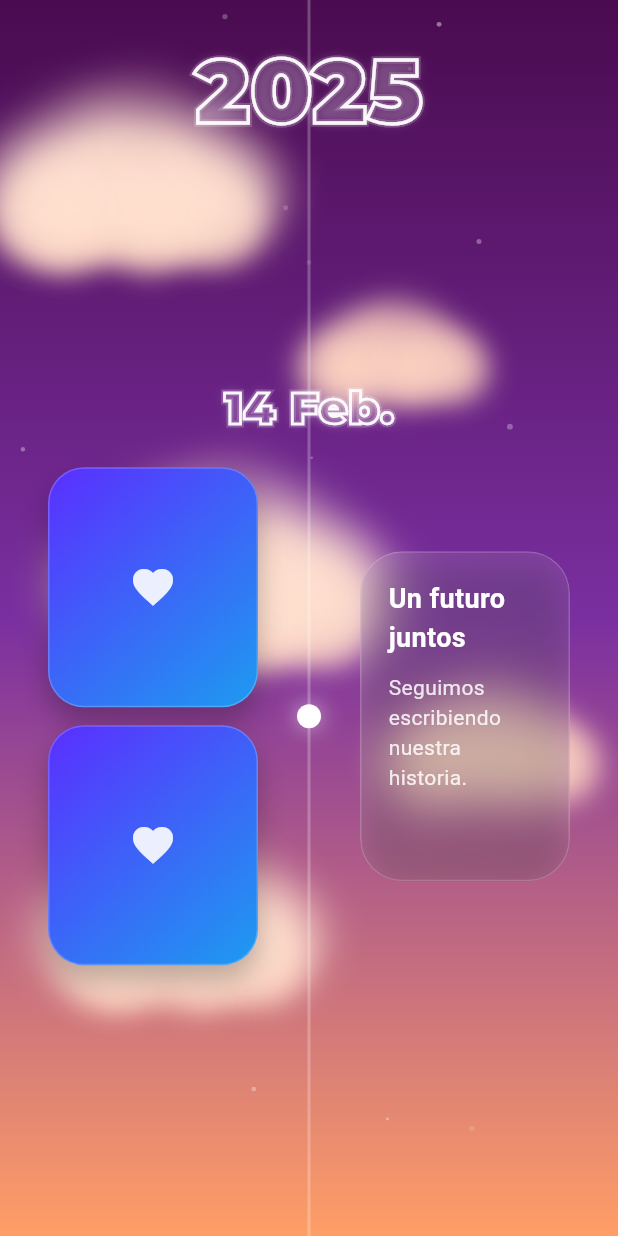
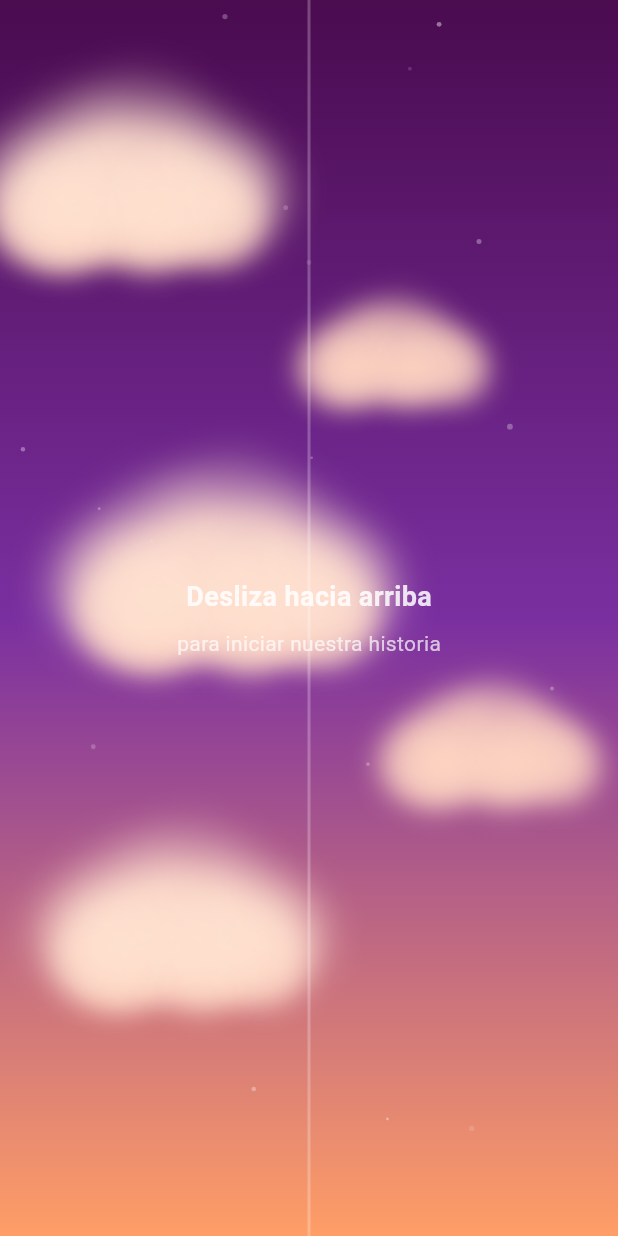
Before and after one commit to josesolMo/timeline-app, a Flutter app: the screen it shows after launch, on a phone screen of 412 x 824 dp. Run offline on Flutter 3.47's test engine with Material 3 defaults, Android fonts, the phone set to English and light mode, and no system bars; our stand-ins replace audioplayers.

Commit message:
Reproductor
- Se incluyen assets para el reproductor de musica
- Se crean los eventos, asi como una pantalla inicial para poder pasar a reproducir la musica.

```diff
--- a/nuestra_historia/lib/features/timeline/presentation/timeline_page.dart
+++ b/nuestra_historia/lib/features/timeline/presentation/timeline_page.dart
@@ -13,6 +13,7 @@ class TimelinePage extends StatefulWidget {
 
 class _TimelinePageState extends State<TimelinePage> {
   late final PageController _controller;
+  int _currentPage = 0;
 
   @override
   void initState() {
@@ -31,8 +32,9 @@ class _TimelinePageState extends State<TimelinePage> {
       return 0;
     }
     final page = _controller.page ?? _controller.initialPage.toDouble();
+    final timelinePage = (page - 1).clamp(0.0, timelineEvents.length.toDouble());
     final maxIndex = (timelineEvents.length - 1).clamp(1, 9999);
-    return (page / maxIndex).clamp(0.0, 1.0);
+    return (timelinePage / maxIndex).clamp(0.0, 1.0);
   }
 
   @override
@@ -53,9 +55,17 @@ class _TimelinePageState extends State<TimelinePage> {
                       controller: _controller,
                       scrollDirection: Axis.vertical,
                       reverse: true,
-                      itemCount: timelineEvents.length,
+                      itemCount: timelineEvents.length + 1,
+                      onPageChanged: (index) {
+                        setState(() {
+                          _currentPage = index;
+                        });
+                      },
                       itemBuilder: (context, index) {
-                        final eventIndex = timelineEvents.length - 1 - index;
+                        if (index == 0) {
+                          return const _IntroPage();
+                        }
+                        final eventIndex = timelineEvents.length - index;
                         final event = timelineEvents[eventIndex];
                         return SizedBox.expand(
                           child: Center(
@@ -67,6 +77,7 @@ class _TimelinePageState extends State<TimelinePage> {
                                 title: event.title,
                                 description: event.description,
                                 imagesOnRight: eventIndex.isEven,
+                                isActive: index == _currentPage && index > 0,
                               ),
                             ),
                           ),
@@ -92,3 +103,36 @@ class _TimelinePageState extends State<TimelinePage> {
     );
   }
 }
+
+class _IntroPage extends StatelessWidget {
+  const _IntroPage();
+
+  @override
+  Widget build(BuildContext context) {
+    return SizedBox.expand(
+      child: Center(
+        child: Column(
+          mainAxisSize: MainAxisSize.min,
+          children: [
+            Text(
+              'Desliza hacia arriba',
+              style: TextStyle(
+                color: Colors.white.withOpacity(0.85),
+                fontSize: 18,
+                fontWeight: FontWeight.w600,
+              ),
+            ),
+            const SizedBox(height: 8),
+            Text(
+              'para iniciar nuestra historia',
+              style: TextStyle(
+                color: Colors.white.withOpacity(0.7),
+                fontSize: 14,
+              ),
+            ),
+          ],
+        ),
+      ),
+    );
+  }
+}
--- a/nuestra_historia/pubspec.yaml
+++ b/nuestra_historia/pubspec.yaml
@@ -34,6 +34,7 @@ dependencies:
   # The following adds the Cupertino Icons font to your application.
   # Use with the CupertinoIcons class for iOS style icons.
   cupertino_icons: ^1.0.8
+  audioplayers: ^6.1.0
 
 dev_dependencies:
   flutter_test:
@@ -62,6 +63,7 @@ flutter:
     - assets/images/
     - assets/icons/
     - assets/backgrounds/
+    - assets/audio/
 
   # An image asset can refer to one or more resolution-specific "variants", see
   # https://flutter.dev/to/resolution-aware-images
```
Also changed, not shown: nuestra_historia/lib/features/timeline/presentation/widgets/music_strip.dart (added, +187 -0 lines), nuestra_historia/lib/features/timeline/presentation/widgets/timeline_item.dart (+21 -7 lines), nuestra_historia/assets/images/CAS_caratula.jpg (added), nuestra_historia/assets/images/vinyl_record.png (added), nuestra_historia/pubspec.lock, 6 other files.
